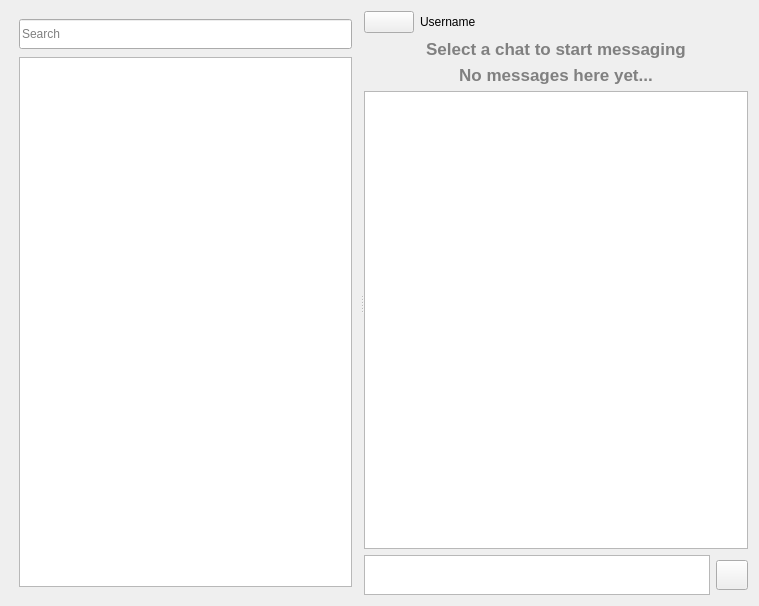
Above: client/ui/mainpage.ui from McQueeh95/ChatProject before the change. Below: the same form after it.
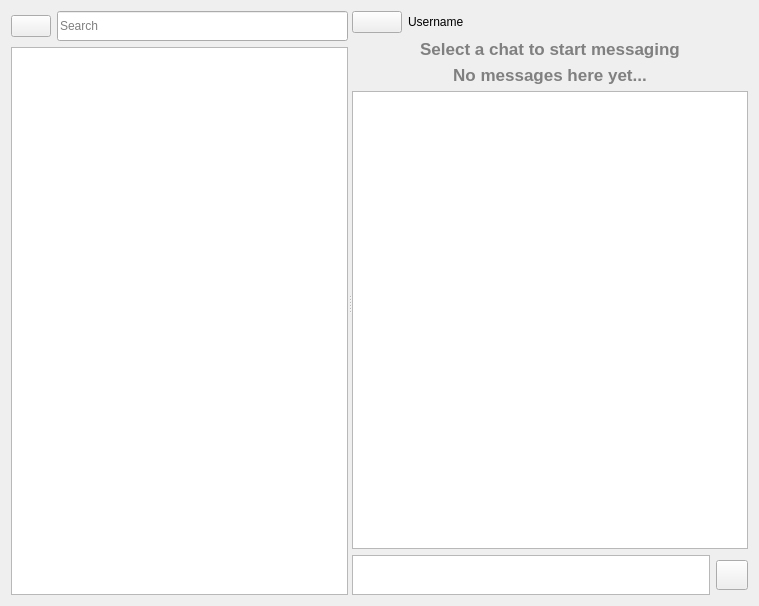
That is the form after the change.

Commit message: feat(client): add profile pop up on the main page

The edit to the form file:
```diff
--- a/client/ui/mainpage.ui
+++ b/client/ui/mainpage.ui
@@ -23,22 +23,28 @@
       <bool>false</bool>
      </property>
      <widget class="QWidget" name="layoutWidget">
-      <layout class="QVBoxLayout" name="verticalLayout_3">
-       <property name="spacing">
-        <number>8</number>
-       </property>
-       <property name="leftMargin">
-        <number>8</number>
-       </property>
-       <property name="topMargin">
-        <number>8</number>
-       </property>
-       <property name="rightMargin">
-        <number>8</number>
-       </property>
-       <property name="bottomMargin">
-        <number>8</number>
-       </property>
+      <layout class="QVBoxLayout" name="verticalLayout_2">
+       <item>
+        <layout class="QHBoxLayout" name="horizontalLayout_2">
+         <item>
+          <widget class="QPushButton" name="profileButton">
+           <property name="minimumSize">
+            <size>
+             <width>30</width>
+             <height>0</height>
+            </size>
+           </property>
+           <property name="maximumSize">
+            <size>
+             <width>50</width>
+             <height>16777215</height>
+            </size>
+           </property>
+           <property name="text">
+            <string/>
+           </property>
+          </widget>
+         </item>
        <item>
         <widget class="QLineEdit" name="searchEdit">
          <property name="minimumSize">
@@ -55,11 +61,13 @@
          </property>
         </widget>
        </item>
+        </layout>
+       </item>
        <item>
         <widget class="QListView" name="chatsList">
          <property name="minimumSize">
           <size>
-           <width>200</width>
+           <width>210</width>
            <height>0</height>
           </size>
          </property>
```
Left out of the diff: 3 changed lines with no effect on the pictures. Lines whose indentation alone changed are shown as unchanged. The commit also changes 16 other files.
